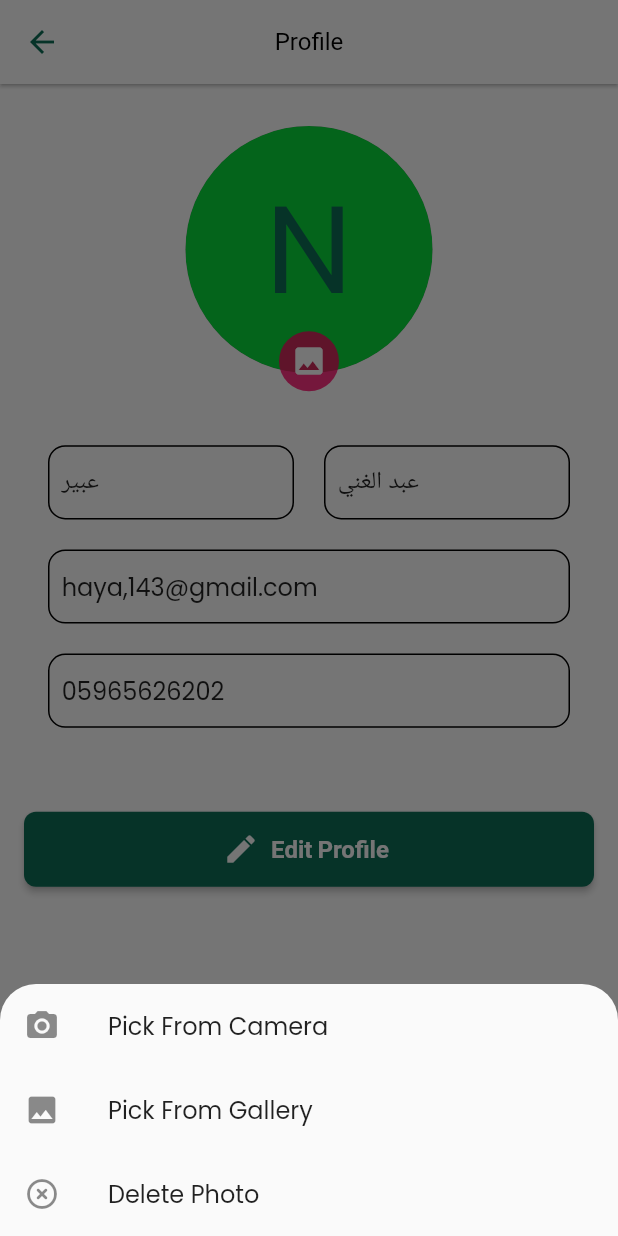
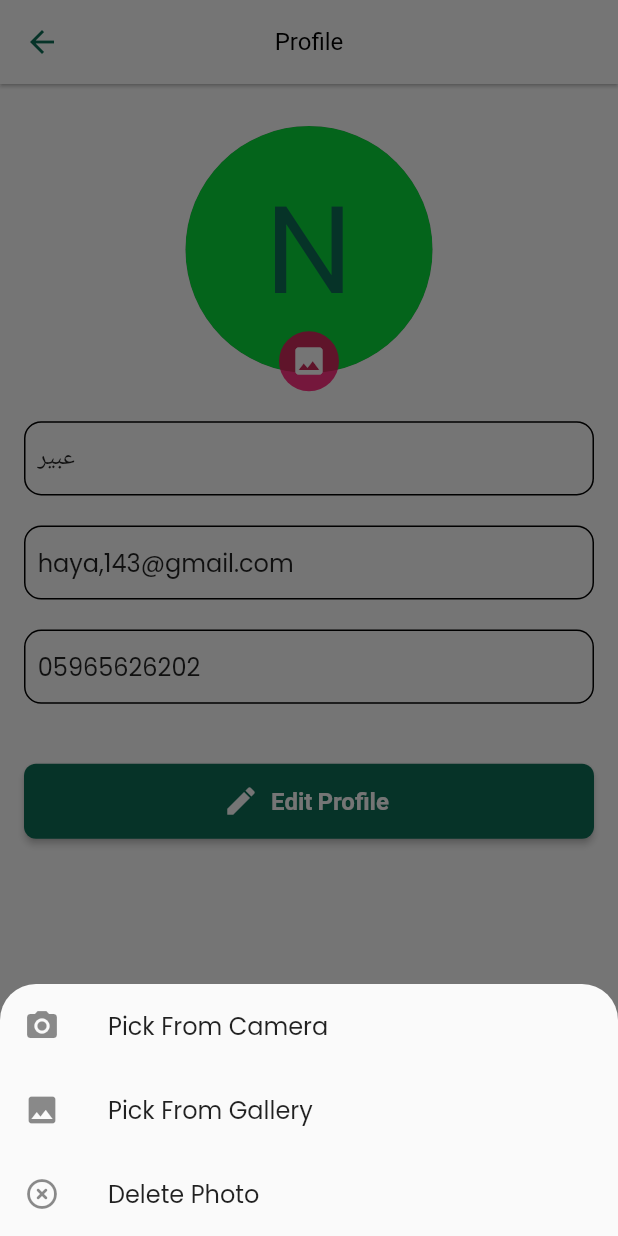
Before and after one commit to 0Ahmad0/Lifleta, a Flutter app: the ProfilePage screen opened by its route, after a tap on the "image" icon, on a phone screen of 412 x 824 dp. Run offline on Flutter 3.47's test engine with Material 2 defaults, Android fonts, the phone set to English and light mode, and no system bars; drawn by our look-alikes of cached_network_image; our stand-ins replace animate_do, carousel_slider, cloud_firestore, easy_localization, file_picker, firebase_auth and 15 more; missing offline and left inert: flutter_osm_plugin; accounts and stored records are empty; network calls fail.

Commit message:
add profile

```diff
--- a/lib/src/features/employee/home_employee/presentation/widgets/home_drawer.dart
+++ b/lib/src/features/employee/home_employee/presentation/widgets/home_drawer.dart
@@ -76,6 +76,9 @@ class HomeDrawer extends StatelessWidget {
                   DrawerItem(
                     title: tr(LocaleKeys.drawer_edit_profile),
                     icon: Icons.edit_outlined,
+                    onTap: (){
+                      goRouter.goNamed(AppRoute.profilePage.name);
+                    },
                   ),
                   DrawerItem(
                     title: tr(LocaleKeys.drawer_drafts),
--- a/lib/src/features/profile/profile_page.dart
+++ b/lib/src/features/profile/profile_page.dart
@@ -188,30 +188,14 @@ class _ProfilePageState extends State<ProfilePage> {
                         height: 20.0,
                       ),
                       Container(
-                        padding: const EdgeInsets.all(16.0),
                         decoration: BoxDecoration(
                             color: ColorManager.white,
                             borderRadius: BorderRadius.circular(24.0)),
                         child: Column(
                           children: [
-                            Row(
-                              children: [
-                                Expanded(
-                                  child: TextFiledApp(
-                                    iconData: Icons.person,
-                                    controller: value.firstName,
-                                  ),
-                                ),
-                                const SizedBox(
-                                  width: 20.0,
-                                ),
-                                Expanded(
-                                  child: TextFiledApp(
-                                    iconData: Icons.person,
-                                    controller: value.lastName,
-                                  ),
-                                ),
-                              ],
+                            TextFiledApp(
+                              iconData: Icons.person,
+                              controller: value.firstName,
                             ),
                             const SizedBox(
                               height: 20.0,
```
